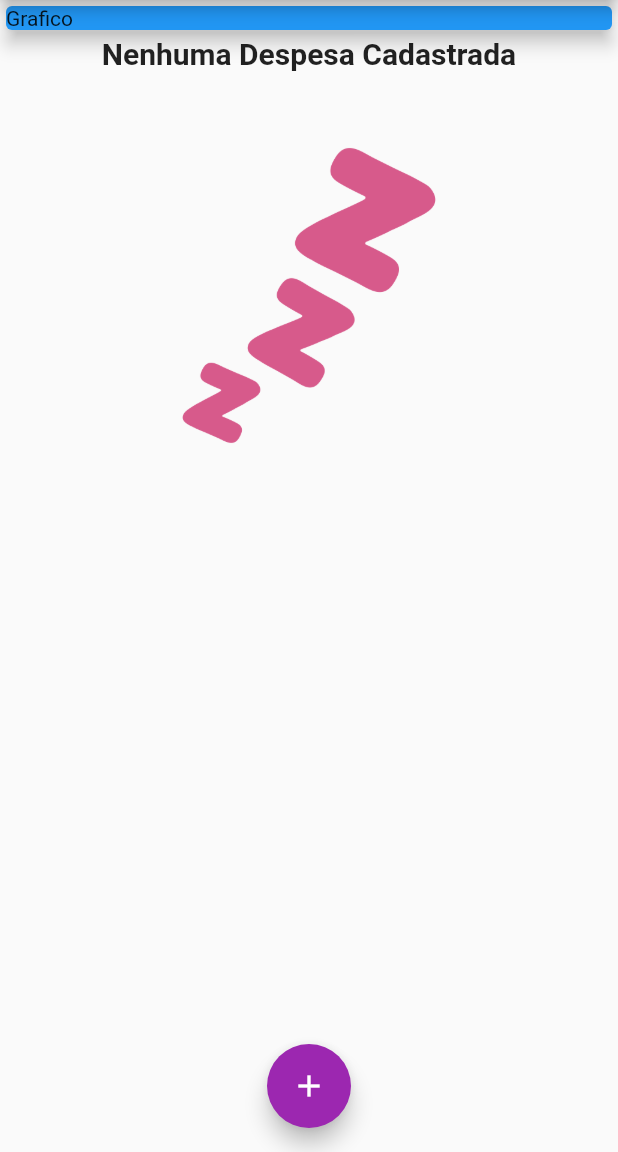
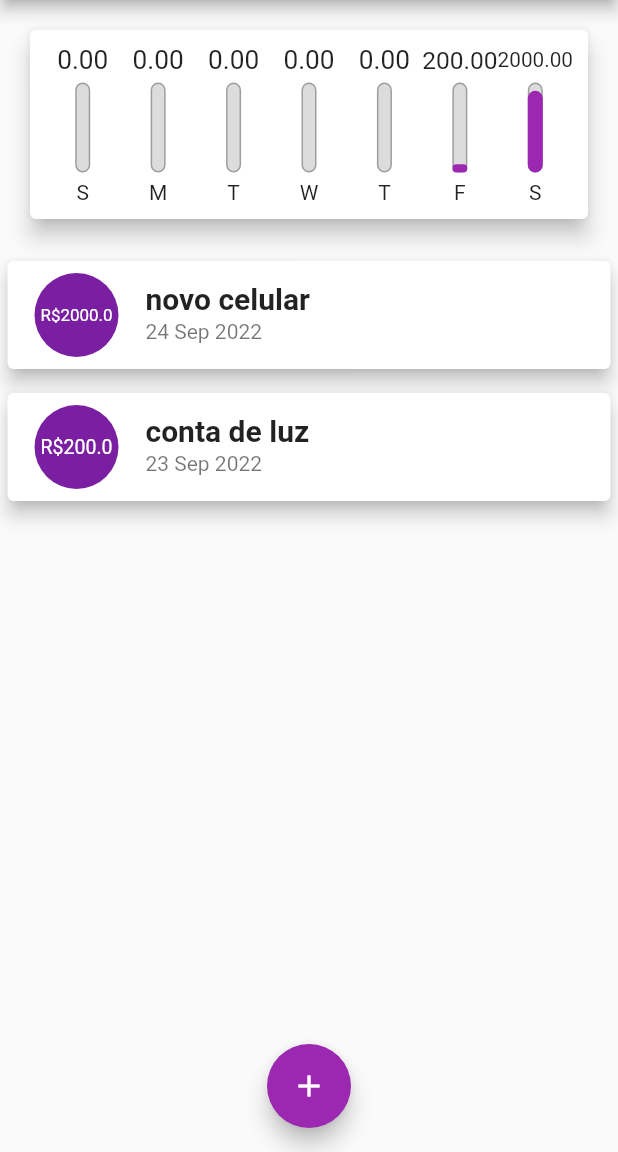
Before and after one commit to LuizFernandesOliveira/flutter-app-personal-expenses, a Flutter app: the screen it shows after launch, on a phone screen of 412 x 824 dp, the part 84-1236 px from its top. Run offline on Flutter 3.47's test engine with Material 2 defaults, Android fonts, the phone set to English and light mode, and no system bars.

Commit message:
feat: formating components

```diff
--- a/lib/components/expense_form.dart
+++ b/lib/components/expense_form.dart
@@ -48,17 +48,35 @@ class _ExpenseFormState extends State<ExpenseForm> {
                   labelText: 'Valor (R\$):'
               ),
             ),
+            Container(
+              height: 70,
+              child: Row(
+                children: [
+                  Text('Nenhuma data selecionada!'),
+                  TextButton(
+                    onPressed: () {},
+                    child: Text(
+                      'Selecionar data',
+                      style: TextStyle(
+                        fontWeight: FontWeight.bold,
+                      ),
+                    ),
+                  ),
+                ],
+              ),
+            ),
             Row(
               mainAxisAlignment: MainAxisAlignment.end,
               children: [
-                TextButton(
+                ElevatedButton(
                   onPressed: _submitForm,
                   child: Text('Nova Despesa'),
                   style: TextButton.styleFrom(
                     textStyle: const TextStyle(
                       fontSize: 20,
+                      fontWeight: FontWeight.bold,
                     ),
-                    foregroundColor: Colors.purple,
+                    foregroundColor: Colors.white,
                   ),
                 ),
               ],
--- a/lib/components/expense_list.dart
+++ b/lib/components/expense_list.dart
@@ -37,45 +37,32 @@ class ExpenseList extends StatelessWidget {
           itemBuilder: (ctx, index) {
             final expense = expenses[index];
             return Card(
-              child: Row(
-                children: [
-                  Container(
-                    margin: const EdgeInsets.symmetric(horizontal: 15, vertical: 10),
-                    decoration: BoxDecoration(
-                      border: Border.all(
-                          color: Theme.of(context).primaryColor,
-                          width: 2
+              elevation: 5,
+              margin: EdgeInsets.symmetric(
+                vertical: 8,
+                horizontal: 5,
               ),
-                    ),
-                    padding: const EdgeInsets.all(10),
-                    child: Text(
-                      'R\$ ${expense.value.toStringAsFixed(2)}',
-                      style: const TextStyle(
-                        fontWeight: FontWeight.bold,
-                        fontSize: 20,
-                        color: Colors.purple,
+              child: ListTile(
+                leading: CircleAvatar(
+                  radius: 30,
+                  child: Padding(
+                    padding: const EdgeInsets.all(6),
+                    child: FittedBox(
+                        child: Text('R\$${expense.value}'),
                     ),
                   ),
                 ),
-                  Column(
-                    crossAxisAlignment: CrossAxisAlignment.start,
-                    children: [
-                      Text(
+                title: Text(
                   expense.title,
-                        style: const TextStyle(
-                          fontSize: 16,
+                  style: TextStyle(
+                    fontFamily: 'Roboto',
+                    fontSize: 20,
                     fontWeight: FontWeight.bold,
                   ),
                 ),
-                      Text(
+                subtitle: Text(
                   DateFormat('d MMM y').format(expense.date),
-                        style: const TextStyle(
-                          color: Colors.grey,
                 ),
-                      )
-                    ],
-                  )
-                ],
               ),
             );
           },
--- /dev/null
+++ b/lib/components/graphic.dart
@@ -0,0 +1,66 @@
+import 'package:app_personal_expenses/components/graphic_bar.dart';
+import 'package:app_personal_expenses/models/expense.dart';
+import 'package:flutter/material.dart';
+import 'package:intl/intl.dart';
+
+class Graphic extends StatelessWidget {
+  final List<Expense> recentExpenses;
+
+  Graphic({required this.recentExpenses});
+
+  List<Map<String, Object>> get groupedExpenses {
+    return List.generate(7, (index) {
+      final weekDay = DateTime.now().subtract(
+        Duration(days: index),
+      );
+
+      double valueTotal = 0.0;
+
+      for (var i = 0; i < recentExpenses.length; i++) {
+        bool sameDay = recentExpenses[i].date.day == weekDay.day;
+        bool sameMonth = recentExpenses[i].date.month == weekDay.month;
+        bool sameYear = recentExpenses[i].date.year == weekDay.year;
+
+        if (sameDay && sameMonth && sameYear) {
+          valueTotal += recentExpenses[i].value;
+        }
+      }
+
+      return {
+        'day': DateFormat.E().format(weekDay)[0],
+        'value': valueTotal,
+      };
+    }).reversed.toList();
+  }
+
+  double get _weekTotalValue {
+    return groupedExpenses.fold(0.0, (previousValue, element) {
+      return previousValue + (element['value'] as double);
+    });
+  }
+
+  @override
+  Widget build(BuildContext context) {
+    return Card(
+      elevation: 6,
+      margin: EdgeInsets.all(20),
+      child: Padding(
+        padding: const EdgeInsets.all(10),
+        child: Row(
+          mainAxisAlignment: MainAxisAlignment.spaceAround,
+          children: groupedExpenses.map((e) {
+            return Flexible(
+              fit: FlexFit.tight,
+              child: GraphicBar(
+                label: e['day'].toString(),
+                value: e['value'] as double,
+                percentage: (e['value'] as double) / _weekTotalValue,
+              ),
+            );
+          }).toList(),
+        ),
+      ),
+    );
+
+  }
+}
--- /dev/null
+++ b/lib/components/graphic_bar.dart
@@ -0,0 +1,58 @@
+import 'package:flutter/material.dart';
+
+class GraphicBar extends StatelessWidget {
+  final String label;
+  final double value;
+  final double percentage;
+
+  GraphicBar({
+    required this.label,
+    required this.value,
+    required this.percentage,
+  });
+
+  @override
+  Widget build(BuildContext context) {
+    return Column(
+      children: [
+        Container(
+          height: 20,
+          child: FittedBox(
+            child: Text(value.toStringAsFixed(2)),
+          ),
+        ),
+        SizedBox(height: 5),
+        Container(
+          height: 60,
+          width: 10,
+          child: Stack(
+            alignment: Alignment.bottomCenter,
+            children: [
+              Container(
+                decoration: BoxDecoration(
+                  border: Border.all(
+                    color: Colors.grey,
+                    width: 1.0,
+                  ),
+                  color: Color.fromRGBO(220, 220, 220, 1),
+                  borderRadius: BorderRadius.circular(5),
+                ),
+              ),
+              FractionallySizedBox(
+                heightFactor: percentage,
+                child: Container(
+                  decoration: BoxDecoration(
+                    color: Theme.of(context).primaryColor,
+                    borderRadius: BorderRadius.circular(5),
+                  ),
+                ),
+              ),
+            ],
+          ),
+        ),
+        SizedBox(height: 5),
+        Text(label),
+      ],
+    );
+  }
+}
--- a/lib/main.dart
+++ b/lib/main.dart
@@ -1,6 +1,7 @@
 import 'dart:math';
 
 import 'package:app_personal_expenses/components/expense_form.dart';
+import 'package:app_personal_expenses/components/graphic.dart';
 import 'package:flutter/material.dart';
 import 'components/expense_list.dart';
 import 'models/expense.dart';
@@ -35,9 +36,15 @@ class HomePage extends StatefulWidget {
 
 class _HomePageState extends State<HomePage> {
   final List<Expense> _expenses = [
-    // Expense(id: 'e1', title: 'novo celular', value: 2000, date: DateTime.now()),
-    // Expense(id: 'e2', title: 'conta de luz', value: 200, date: DateTime.now()),
+    Expense(id: 'e1', title: 'novo celular', value: 2000, date: DateTime.now()),
+    Expense(id: 'e2', title: 'conta de luz', value: 200, date: DateTime.now().subtract(Duration(days: 1))),
   ];
+
+  List<Expense> get _recentExpenses {
+    return _expenses.where((e) {
+      return e.date.isAfter(DateTime.now().subtract(const Duration(days: 7)));
+    }).toList();
+  }
 
   _addExpense(String title, double value) {
     final newExpense = Expense(
@@ -77,13 +84,7 @@ class _HomePageState extends State<HomePage> {
         child: Column(
           crossAxisAlignment: CrossAxisAlignment.stretch,
           children: <Widget>[
-            Container(
-              child: const Card(
-                color: Colors.blue,
-                child: Text('Grafico'),
-                elevation: 5,
-              ),
-            ),
+            Graphic(recentExpenses: _recentExpenses),
             ExpenseList(expenses: _expenses),
           ],
         ),
```
Lines whose indentation alone changed are shown as unchanged.
